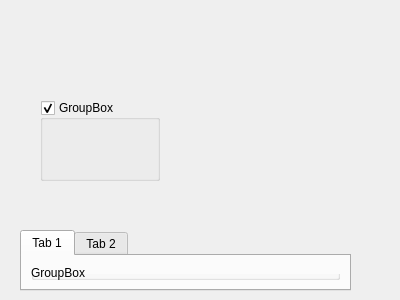
Before: the Qt Designer form src/signACommonUI/TestWidget.ui in czyt1988/sa, drawn with Qt 5.
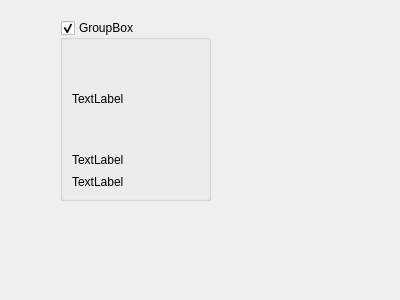
After: the same form once the commit is applied.

```diff
--- a/src/signACommonUI/TestWidget.ui
+++ b/src/signACommonUI/TestWidget.ui
@@ -13,44 +13,21 @@
   <property name="windowTitle">
    <string>Form</string>
   </property>
-  <widget class="QTabWidget" name="tabWidget">
-   <property name="geometry">
-    <rect>
-     <x>20</x>
-     <y>230</y>
-     <width>331</width>
-     <height>61</height>
-    </rect>
-   </property>
-   <widget class="QWidget" name="tab">
-    <attribute name="title">
-     <string>Tab 1</string>
-    </attribute>
-    <layout class="QVBoxLayout" name="verticalLayout">
-     <item>
-      <widget class="QGroupBox" name="groupBox">
-       <property name="title">
-        <string>GroupBox</string>
-       </property>
-      </widget>
-     </item>
-    </layout>
-   </widget>
-   <widget class="QWidget" name="tab_2">
-    <attribute name="title">
-     <string>Tab 2</string>
-    </attribute>
-   </widget>
-  </widget>
   <widget class="QGroupBox" name="groupBox_2">
    <property name="geometry">
     <rect>
-     <x>40</x>
-     <y>100</y>
-     <width>120</width>
-     <height>81</height>
+     <x>60</x>
+     <y>20</y>
+     <width>151</width>
+     <height>181</height>
     </rect>
    </property>
+   <property name="minimumSize">
+    <size>
+     <width>0</width>
+     <height>0</height>
+    </size>
+   </property>
    <property name="title">
     <string>GroupBox</string>
    </property>
@@ -63,6 +40,84 @@
    <property name="checked">
     <bool>true</bool>
    </property>
+   <layout class="QVBoxLayout" name="verticalLayout">
+    <property name="spacing">
+     <number>8</number>
+    </property>
+    <property name="sizeConstraint">
+     <enum>QLayout::SetDefaultConstraint</enum>
+    </property>
+    <property name="leftMargin">
+     <number>9</number>
+    </property>
+    <property name="topMargin">
+     <number>9</number>
+    </property>
+    <item>
+     <widget class="QLabel" name="label">
+      <property name="sizePolicy">
+       <sizepolicy hsizetype="Preferred" vsizetype="Maximum">
+        <horstretch>0</horstretch>
+        <verstretch>0</verstretch>
+       </sizepolicy>
+      </property>
+      <property name="minimumSize">
+       <size>
+        <width>0</width>
+        <height>100</height>
+       </size>
+      </property>
+      <property name="text">
+       <string>TextLabel</string>
+      </property>
+     </widget>
+    </item>
+    <item>
+     <widget class="QLabel" name="label_2">
+      <property name="sizePolicy">
+       <sizepolicy hsizetype="Preferred" vsizetype="Maximum">
+        <horstretch>0</horstretch>
+        <verstretch>0</verstretch>
+       </sizepolicy>
+      </property>
+      <property name="minimumSize">
+       <size>
+        <width>0</width>
+        <height>15</height>
+       </size>
+      </property>
+      <property name="text">
+       <string>TextLabel</string>
+      </property>
+     </widget>
+    </item>
+    <item>
+     <widget class="QLabel" name="label_3">
+      <property name="sizePolicy">
+       <sizepolicy hsizetype="Preferred" vsizetype="Maximum">
+        <horstretch>0</horstretch>
+        <verstretch>0</verstretch>
+       </sizepolicy>
+      </property>
+      <property name="text">
+       <string>TextLabel</string>
+      </property>
+     </widget>
+    </item>
+    <item>
+     <spacer name="verticalSpacer">
+      <property name="orientation">
+       <enum>Qt::Vertical</enum>
+      </property>
+      <property name="sizeHint" stdset="0">
+       <size>
+        <width>20</width>
+        <height>40</height>
+       </size>
+      </property>
+     </spacer>
+    </item>
+   </layout>
   </widget>
  </widget>
  <resources/>
```
